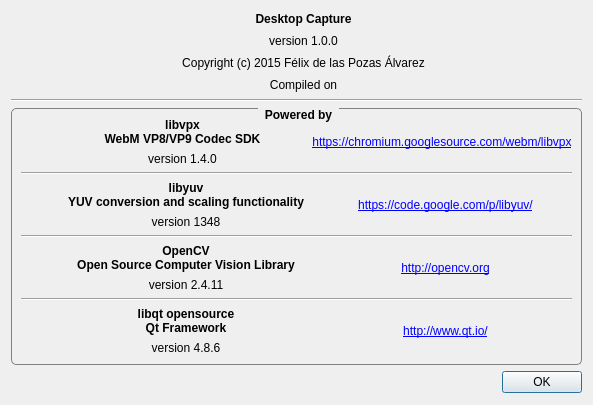
FelixdelasPozas/pomodorotimelapse, file AboutDialog.ui: the form before one commit.
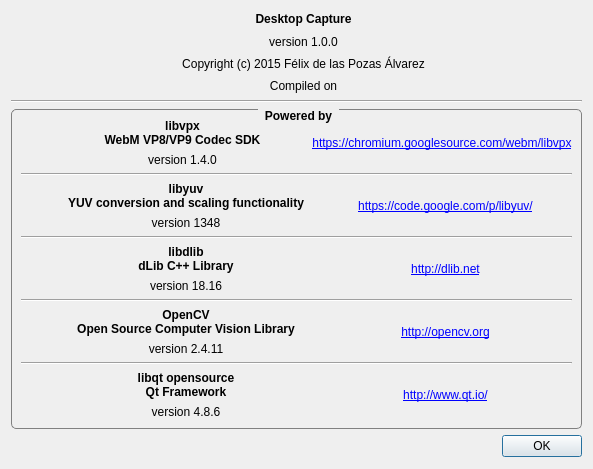
The form after the commit. Icons and pictures are not drawn.

Commit message: Face tracking. Added dlib to about dialog. Added monocle resource just for future laughs. ;-)

The edit to the form file:
```diff
--- a/AboutDialog.ui
+++ b/AboutDialog.ui
@@ -7,19 +7,19 @@
     <x>0</x>
     <y>0</y>
     <width>593</width>
-    <height>405</height>
+    <height>469</height>
    </rect>
   </property>
   <property name="minimumSize">
    <size>
     <width>593</width>
-    <height>405</height>
+    <height>469</height>
    </size>
   </property>
   <property name="maximumSize">
    <size>
     <width>593</width>
-    <height>405</height>
+    <height>469</height>
    </size>
   </property>
   <property name="windowTitle">
@@ -335,6 +335,80 @@
           </property>
          </widget>
         </item>
+        <item>
+         <layout class="QHBoxLayout" name="horizontalLayout_2">
+          <property name="topMargin">
+           <number>0</number>
+          </property>
+          <item>
+           <widget class="QLabel" name="label_10">
+            <property name="maximumSize">
+             <size>
+              <width>32</width>
+              <height>32</height>
+             </size>
+            </property>
+            <property name="text">
+             <string/>
+            </property>
+            <property name="pixmap">
+             <pixmap resource="rsc/resources.qrc">:/DesktopCapture/dlib.ico</pixmap>
+            </property>
+            <property name="scaledContents">
+             <bool>true</bool>
+            </property>
+           </widget>
+          </item>
+          <item>
+           <layout class="QVBoxLayout" name="verticalLayout_7">
+            <item>
+             <widget class="QLabel" name="label_12">
+              <property name="font">
+               <font>
+                <weight>75</weight>
+                <bold>true</bold>
+               </font>
+              </property>
+              <property name="text">
+               <string>libdlib
+dLib C++ Library</string>
+              </property>
+              <property name="alignment">
+               <set>Qt::AlignCenter</set>
+              </property>
+             </widget>
+            </item>
+            <item>
+             <widget class="QLabel" name="label_13">
+              <property name="text">
+               <string>version 18.16</string>
+              </property>
+              <property name="alignment">
+               <set>Qt::AlignCenter</set>
+              </property>
+             </widget>
+            </item>
+           </layout>
+          </item>
+          <item>
+           <widget class="QLabel" name="label_11">
+            <property name="text">
+             <string>&lt;a href=&quot;http://dlib.net&quot;&gt;http://dlib.net&lt;/a&gt;</string>
+            </property>
+            <property name="alignment">
+             <set>Qt::AlignCenter</set>
+            </property>
+           </widget>
+          </item>
+         </layout>
+        </item>
+        <item>
+         <widget class="Line" name="line_3">
+          <property name="orientation">
+           <enum>Qt::Horizontal</enum>
+          </property>
+         </widget>
+        </item>
         <item>
          <layout class="QHBoxLayout" name="horizontalLayout_5">
           <item>
```
The commit also changes 5 other files.
